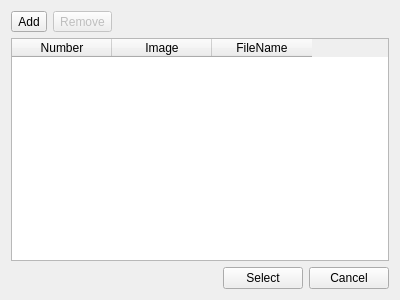
etengabeko/etwas, file src/ui/imagestorage.ui: the form before one commit.
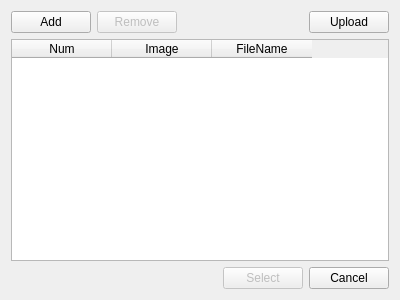
The form after the commit.

Commit message: Change: individual action for Upload images.

The edit to the form file:
```diff
--- a/src/ui/imagestorage.ui
+++ b/src/ui/imagestorage.ui
@@ -17,14 +17,14 @@
    <item>
     <layout class="QHBoxLayout" name="horizontalLayout_2">
      <item>
-      <widget class="QToolButton" name="addButton">
+      <widget class="QPushButton" name="addButton">
        <property name="text">
         <string>Add</string>
        </property>
       </widget>
      </item>
      <item>
-      <widget class="QToolButton" name="removeButton">
+      <widget class="QPushButton" name="removeButton">
        <property name="enabled">
         <bool>false</bool>
        </property>
@@ -46,13 +46,20 @@
        </property>
       </spacer>
      </item>
+     <item>
+      <widget class="QPushButton" name="uploadButton">
+       <property name="text">
+        <string>Upload</string>
+       </property>
+      </widget>
+     </item>
     </layout>
    </item>
    <item>
     <widget class="QTableWidget" name="imagesTableWidget">
      <column>
       <property name="text">
-       <string>Number</string>
+       <string>Num</string>
       </property>
      </column>
      <column>
@@ -84,6 +91,9 @@
      </item>
      <item>
       <widget class="QPushButton" name="selectButton">
+       <property name="enabled">
+        <bool>false</bool>
+       </property>
        <property name="text">
         <string>Select</string>
        </property>
```
The commit also changes 3 other files.
